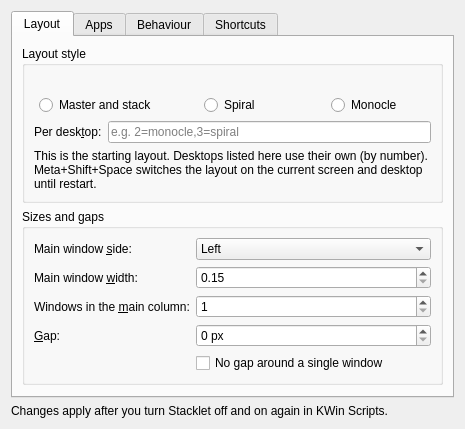
Above: package/contents/ui/config.ui from aic0d3r/stacklet before the change. Below: the same form after it.
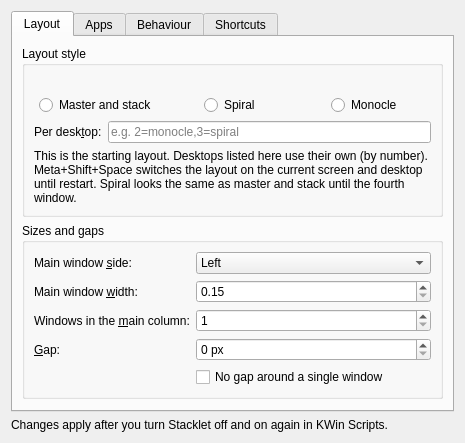
That is the form after the change. Icons and pictures are not drawn.

Commit message: Layout shortcuts work from any focus and say what they did; add layout shape check; note spiral needs 4 windows

```diff
--- a/package/contents/ui/config.ui
+++ b/package/contents/ui/config.ui
@@ -69,7 +69,7 @@
         <item row="1" column="0" colspan="2">
          <widget class="QLabel" name="styleHint">
           <property name="wordWrap"><bool>true</bool></property>
-          <property name="text"><string>This is the starting layout. Desktops listed here use their own (by number). Meta+Shift+Space switches the layout on the current screen and desktop until restart.</string></property>
+          <property name="text"><string>This is the starting layout. Desktops listed here use their own (by number). Meta+Shift+Space switches the layout on the current screen and desktop until restart. Spiral looks the same as master and stack until the fourth window.</string></property>
          </widget>
         </item>
        </layout>
```
The commit also changes 4 other files.
